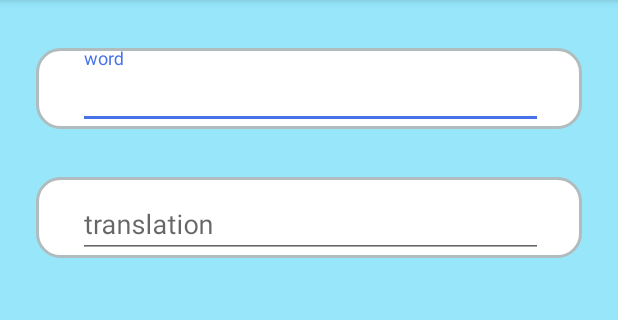
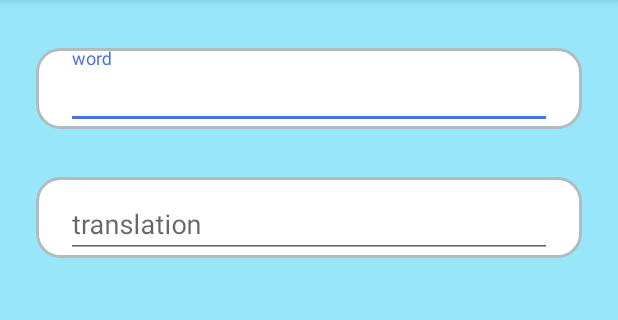
Before and after one commit to MecanicalDragon/AndroidVocabulary, an Android app: the screen it shows after launch (MainActivity), on a phone screen of 412 x 824 dp, the part 84-404 px from its top. Run offline under Robolectric (Android 15) with nearby library versions, the phone set to English and light mode, and no system bars.

Commit message:
version 1.1.01 - small fixes

```diff
--- a/app/src/main/java/net/medrag/vocabulary/service/NotificationBroadcaster.kt
+++ b/app/src/main/java/net/medrag/vocabulary/service/NotificationBroadcaster.kt
@@ -61,7 +61,7 @@ class NotificationBroadcaster : BroadcastReceiver() {
             0
         )
         return NotificationCompat.Builder(context, CHANNEL_ID)
-            .setSmallIcon(R.drawable.ic_notification)
+            .setSmallIcon(R.drawable.ic_puzzle)
             .setPriority(NotificationCompat.PRIORITY_MAX)
             .setContentTitle("Do you remember these words?")
             .setContentText(pairs.map { it.trans }.reduce { acc, string -> "$acc | $string" })
--- a/app/src/main/res/layout/activity_main.xml
+++ b/app/src/main/res/layout/activity_main.xml
@@ -21,9 +21,8 @@
 
         <com.google.android.material.textfield.TextInputEditText
             android:id="@+id/wilEdit"
-            android:layout_width="310dp"
+            android:layout_width="match_parent"
             android:layout_height="wrap_content"
-            android:layout_marginStart="8dp"
             android:hint="@string/word"
             app:layout_constraintBottom_toBottomOf="parent"
             app:layout_constraintEnd_toEndOf="parent"
@@ -44,9 +43,8 @@
 
         <com.google.android.material.textfield.TextInputEditText
             android:id="@+id/tilEdit"
-            android:layout_width="310dp"
+            android:layout_width="match_parent"
             android:layout_height="wrap_content"
-            android:layout_marginStart="8dp"
             android:hint="@string/translation"
             app:layout_constraintBottom_toBottomOf="parent"
             app:layout_constraintEnd_toEndOf="parent"
--- a/app/src/main/res/values/strings.xml
+++ b/app/src/main/res/values/strings.xml
@@ -8,6 +8,7 @@
     <string name="words">Words:</string>
     <string name="mistakes">Mistakes:</string>
     <string name="update_word">Update previous pair</string>
+    <string name="update">Update</string>
     <string name="dump_db">Dump</string>
     <string name="notification_settings">Notification Settings</string>
     <string name="send_notifications_every">Send notifications every…</string>
```
Also changed, not shown: app/src/main/java/net/medrag/vocabulary/service/PairAdapter.kt (+6 -5 lines), app/src/main/res/drawable/ic_puzzle.xml (added, +9 -0 lines), app/src/main/res/layout/activity_update.xml (+3 -7 lines).
